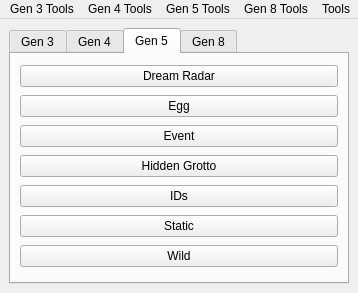
This is Form/MainWindow.ui in Admiral-Fish/PokeFinder as Qt 5 draws it before an edit. The edited form follows.
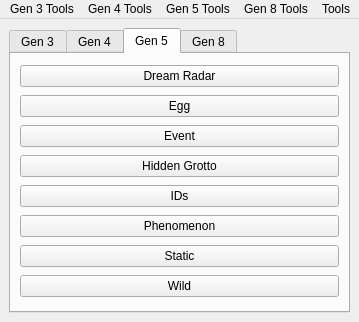
This is the edited form. The open tabs and pages were chosen to show the change. Icons and pictures are not drawn.

Commit message: Add Phenomenon support

Diff of the .ui file:
```diff
--- a/Form/MainWindow.ui
+++ b/Form/MainWindow.ui
@@ -6,8 +6,8 @@
    <rect>
     <x>0</x>
     <y>0</y>
-    <width>358</width>
-    <height>293</height>
+    <width>359</width>
+    <height>322</height>
    </rect>
   </property>
   <property name="windowIcon">
@@ -143,13 +143,20 @@
          </widget>
         </item>
         <item row="5" column="0">
+         <widget class="QPushButton" name="pushButtonPhenomenon">
+          <property name="text">
+           <string>Phenomenon</string>
+          </property>
+         </widget>
+        </item>
+        <item row="6" column="0">
          <widget class="QPushButton" name="pushButtonStatic5">
           <property name="text">
            <string>Static</string>
           </property>
          </widget>
         </item>
-        <item row="6" column="0">
+        <item row="7" column="0">
          <widget class="QPushButton" name="pushButtonWild5">
           <property name="text">
            <string>Wild</string>
@@ -223,7 +230,7 @@
     <rect>
      <x>0</x>
      <y>0</y>
-     <width>358</width>
+     <width>359</width>
      <height>22</height>
     </rect>
    </property>
```
The commit also changes 32 other files.
